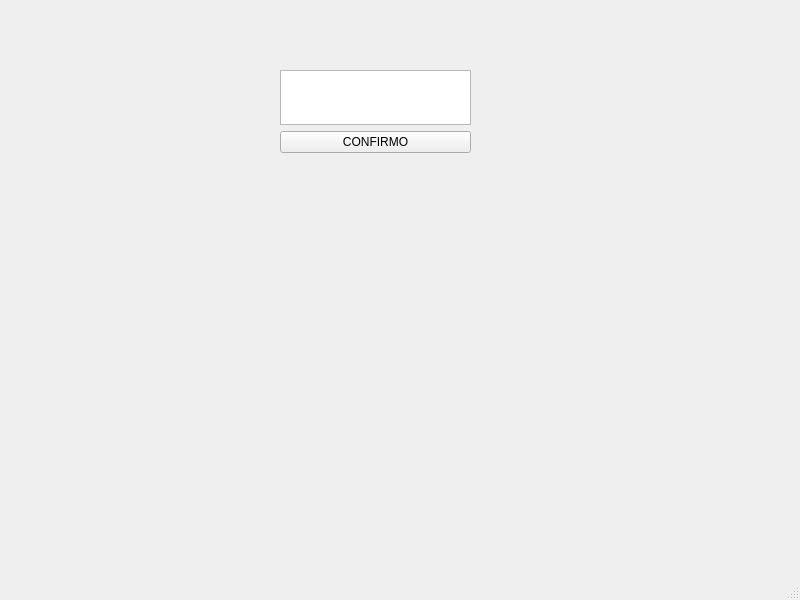
First picture: the form in Pasta de Exercícios Pamela/QtDesign/exercicios 1º lista/ex05/aguaContaminada.ui, repository thenewgrau/Minhas-Tarefas-Senac, before the edit.
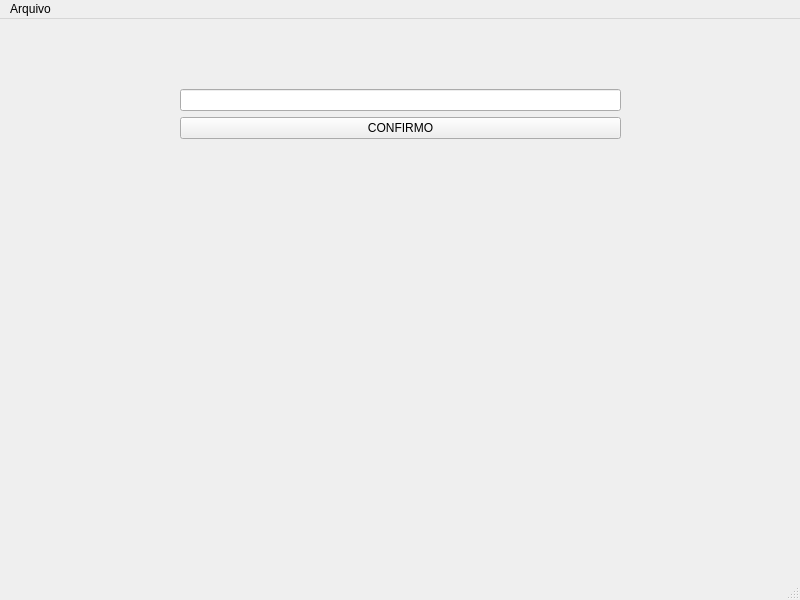
Second picture: the form after the edit.

```diff
--- a/Pasta de Exercícios Pamela/QtDesign/exercicios 1º lista/ex05/aguaContaminada.ui
+++ b/Pasta de Exercícios Pamela/QtDesign/exercicios 1º lista/ex05/aguaContaminada.ui
@@ -17,15 +17,15 @@
    <widget class="QWidget" name="verticalLayoutWidget">
     <property name="geometry">
      <rect>
-      <x>280</x>
+      <x>180</x>
       <y>70</y>
-      <width>191</width>
-      <height>111</height>
+      <width>441</width>
+      <height>151</height>
      </rect>
     </property>
     <layout class="QVBoxLayout" name="verticalLayout">
      <item>
-      <widget class="QTextEdit" name="textEdit"/>
+      <widget class="QLineEdit" name="lineEdit"/>
      </item>
      <item>
       <widget class="QPushButton" name="pushButton">
@@ -58,6 +58,16 @@
      <height>21</height>
     </rect>
    </property>
+   <widget class="QMenu" name="menuArquivo">
+    <property name="title">
+     <string>Arquivo</string>
+    </property>
+    <addaction name="actionSalvar"/>
+    <addaction name="actionAbrir"/>
+    <addaction name="actionNovo"/>
+    <addaction name="actionSair"/>
+   </widget>
+   <addaction name="menuArquivo"/>
   </widget>
   <widget class="QStatusBar" name="statusbar"/>
  </widget>
```
Left out of the diff: 20 changed lines with no effect on the pictures.
